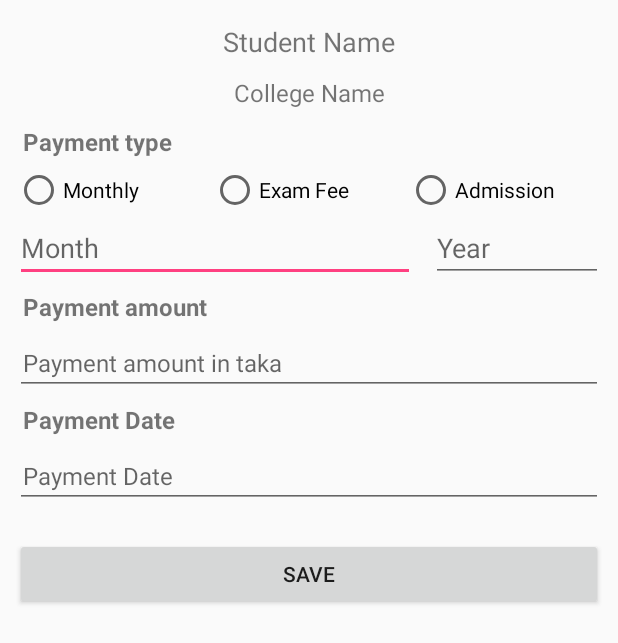
After one commit to alvi17/StudentManagemenSystem, an Android app: the layout student_payment_dialog_layout.xml on its own in the app's theme, with its tools: preview values and no code run, on a phone screen of 412 x 824 dp. The commit adds this screen. Shown: the top 643 px of the screen. Run offline under Robolectric (Android 15) with nearby library versions, the phone set to English and light mode, and no system bars.

Commit message:
adding student details page

```diff
--- a/app/src/main/AndroidManifest.xml
+++ b/app/src/main/AndroidManifest.xml
@@ -24,6 +24,8 @@
         <activity
             android:name=".BatchMainActivity"
             android:label="@string/title_activity_batch_main"></activity>
+
+        <activity android:name=".Student_Details_Acctivity"/>
     </application>
 
 </manifest>
--- a/app/src/main/java/alvi17/studentmanagementsystem/Student.java
+++ b/app/src/main/java/alvi17/studentmanagementsystem/Student.java
@@ -7,9 +7,11 @@ package alvi17.studentmanagementsystem;
 public class Student {
 
     String name,college,batch,admission_date,mobile;
+    int id;
 
-    public Student(String name,String college,String batch,String adimission_date,String mobile)
+    public Student(Integer id,String name,String college,String batch,String adimission_date,String mobile)
     {
+        this.id=id;
         this.name=name;
         this.college=college;
         this.batch=batch;
--- a/app/src/main/res/layout/batch_attendance_list_item.xml
+++ b/app/src/main/res/layout/batch_attendance_list_item.xml
@@ -7,7 +7,8 @@
     android:weightSum="5"
     android:padding="5dp"
     android:gravity="center"
-    android:id="@+id/batch_attendance_list_item_mainlayout">
+    android:id="@+id/batch_attendance_list_item_mainlayout"
+    >
 
 
     <TextView
--- a/app/src/main/res/layout/batch_student_list_item.xml
+++ b/app/src/main/res/layout/batch_student_list_item.xml
@@ -8,6 +8,7 @@
         android:layout_width="match_parent"
         android:layout_height="wrap_content"
         android:text="TextView"
-        android:padding="5dp"
+        android:padding="10dp"
         />
+
 </LinearLayout>
--- /dev/null
+++ b/app/src/main/res/layout/student_payment_dialog_layout.xml
@@ -0,0 +1,164 @@
+<?xml version="1.0" encoding="utf-8"?>
+<LinearLayout xmlns:android="http://schemas.android.com/apk/res/android"
+    android:orientation="vertical"
+    android:layout_width="match_parent"
+    android:layout_height="match_parent"
+    android:padding="10dp"
+    >
+
+    <TextView
+        android:layout_width="match_parent"
+        android:layout_height="wrap_content"
+        android:id="@+id/payment_student_name"
+        android:textSize="18dp"
+        android:text="Student Name"
+        android:gravity="center_horizontal"
+        android:padding="5dp"
+        />
+
+    <TextView
+        android:layout_width="match_parent"
+        android:layout_height="wrap_content"
+        android:id="@+id/payment_college_name"
+        android:textSize="16dp"
+        android:text="College Name"
+        android:gravity="center_horizontal"
+        android:padding="5dp"
+        />
+
+
+    <TextView
+        android:layout_width="match_parent"
+        android:layout_height="wrap_content"
+        android:textSize="16dp"
+        android:text="Payment type"
+
+        android:padding="5dp"
+        android:textStyle="bold"
+        />
+
+    <RadioGroup
+        android:layout_width="match_parent"
+        android:layout_height="wrap_content"
+        android:orientation="horizontal"
+        android:weightSum="3"
+        >
+
+        <RadioButton
+            android:layout_width="0dp"
+            android:layout_height="match_parent"
+            android:layout_weight="1"
+            android:text="Monthly "
+            android:id="@+id/monthly_fee_radio_button"
+            />
+
+
+        <RadioButton
+            android:layout_width="0dp"
+            android:layout_height="match_parent"
+            android:layout_weight="1"
+            android:text="Exam Fee"
+            android:id="@+id/exam_fee_radio_button"
+            />
+
+
+        <RadioButton
+            android:layout_width="0dp"
+            android:layout_height="match_parent"
+            android:layout_weight="1"
+            android:text="Admission"
+            android:id="@+id/admission_fee_radio_button"
+            />
+    </RadioGroup>
+
+
+    <LinearLayout
+        android:layout_width="match_parent"
+        android:layout_height="wrap_content"
+        android:id="@+id/monthly_fee_linearlayout"
+        android:orientation="horizontal"
+        android:weightSum="10"
+        >
+
+      <EditText
+          android:layout_width="0dp"
+          android:layout_height="match_parent"
+          android:layout_weight="7"
+          android:id="@+id/monthly_fee_monthedittext"
+          android:hint="Month"
+          android:layout_marginRight="5dp"
+          />
+
+
+
+        <EditText
+            android:layout_width="0dp"
+            android:layout_height="match_parent"
+            android:layout_weight="3"
+            android:id="@+id/monthly_fee_yeardittext"
+            android:hint="Year"
+            android:layout_marginLeft="5dp"
+            />
+
+
+
+    </LinearLayout>
+
+
+
+    <TextView
+        android:id="@+id/textView8"
+        android:layout_width="match_parent"
+        android:layout_height="wrap_content"
+        android:text="Payment amount"
+        android:padding="5dp"
+        android:textSize="16dp"
+        android:textStyle="bold"
+
+        />
+
+    <EditText
+        android:id="@+id/payment_amount_editText"
+        android:layout_width="match_parent"
+        android:layout_height="wrap_content"
+        android:ems="10"
+        android:inputType="number"
+        android:hint="Payment amount in taka"
+        android:textSize="16dp"
+        android:paddingLeft="5dp"
+        android:paddingRight="5dp"
+        />
+
+    <TextView
+        android:layout_width="match_parent"
+        android:layout_height="wrap_content"
+        android:text="Payment Date"
+        android:padding="5dp"
+        android:textSize="16dp"
+        android:textStyle="bold"
+
+        />
+
+    <EditText
+        android:id="@+id/payment_date_editText"
+        android:layout_width="match_parent"
+        android:layout_height="wrap_content"
+        android:ems="10"
+        android:inputType="number"
+        android:hint="Payment Date"
+        android:textSize="16dp"
+        android:paddingLeft="5dp"
+        android:paddingRight="5dp"
+        />
+
+    <Button
+        android:id="@+id/save_payment_button"
+        android:layout_width="match_parent"
+        android:layout_height="wrap_content"
+        android:text="Save"
+        android:layout_marginTop="20dp"
+
+        />
+
+
+</LinearLayout>
```
Also changed, not shown: app/src/main/java/alvi17/studentmanagementsystem/DBHelper/DatabaseHelper.java (+63 -0 lines), app/src/main/java/alvi17/studentmanagementsystem/Globals.java (added, +13 -0 lines), app/src/main/java/alvi17/studentmanagementsystem/Payments.java (added, +60 -0 lines), app/src/main/java/alvi17/studentmanagementsystem/Student_Details_Acctivity.java (added, +27 -0 lines), app/src/main/java/alvi17/studentmanagementsystem/fragments/BatchHomeFragment.java (+34 -2 lines), app/src/main/res/layout/student_details_layout.xml (added, +118 -0 lines).
